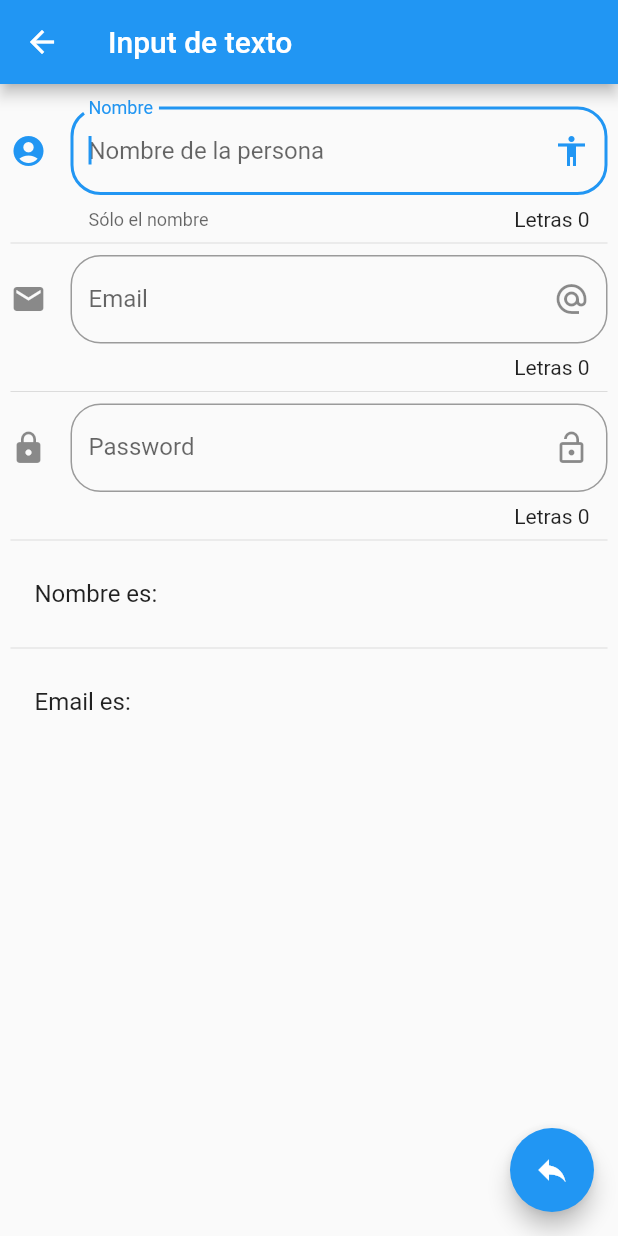
After one commit to evergara/flutter_componentes_app, a Flutter app: the InputPage screen opened by its route, on a phone screen of 412 x 824 dp. The commit adds this screen. Run offline on Flutter 3.47's test engine with Material 2 defaults, Android fonts, the phone set to English and light mode, and no system bars.

Commit message:
Agreagamos input, email, password

```diff
--- /dev/null
+++ b/lib/src/page/Input_page.dart
@@ -0,0 +1,121 @@
+import 'package:flutter/material.dart';
+
+class InputPage extends StatefulWidget {
+  InputPage({Key? key}) : super(key: key);
+
+  @override
+  _InputPageState createState() => _InputPageState();
+}
+
+class _InputPageState extends State<InputPage> {
+  String _nombre = '';
+  String _email = '';
+  String _password = '';
+
+  @override
+  Widget build(BuildContext context) {
+    return Scaffold(
+      appBar: AppBar(
+        title: Text('Input de texto'),
+      ),
+      body: ListView(
+        padding: EdgeInsets.symmetric(horizontal: 7.0, vertical: 15.0),
+        children: [
+          _crearInput(),
+          Divider(),
+          _crearEmail(),
+          Divider(),
+          _crearPassword(),
+          Divider(),
+          _crearPersona(),
+          Divider(),
+          _crearEmailPersona(),
+        ],
+      ),
+      floatingActionButton: FloatingActionButton(
+        child: Icon(Icons.reply),
+        onPressed: () => Navigator.pop(context),
+      ),
+    );
+  }
+
+  Widget _crearInput() {
+    return TextField(
+      autofocus: true,
+      textCapitalization: TextCapitalization.sentences,
+      decoration: InputDecoration(
+        border: OutlineInputBorder(
+          borderRadius: BorderRadius.circular(20.0),
+        ),
+        counter: Text('Letras ${_nombre.length}'),
+        hintText: 'Nombre de la persona',
+        labelText: 'Nombre',
+        helperText: 'Sólo el nombre',
+        suffixIcon: Icon(Icons.accessibility),
+        icon: Icon(Icons.account_circle),
+      ),
+      onChanged: (value) {
+        setState(() {
+          _nombre = value;
+        });
+      },
+    );
+  }
+
+  Widget _crearPersona() {
+    return ListTile(
+      title: Text('Nombre es: $_nombre'),
+    );
+  }
+
+  Widget _crearEmailPersona() {
+    return ListTile(
+      title: Text('Email es: $_email'),
+    );
+  }
+
+  Widget _crearEmail() {
+    return TextField(
+      keyboardType: TextInputType.emailAddress,
+      textCapitalization: TextCapitalization.sentences,
+      decoration: InputDecoration(
+        border: OutlineInputBorder(
+          borderRadius: BorderRadius.circular(20.0),
+        ),
+        counter: Text('Letras ${_email.length}'),
+        hintText: 'Email',
+        labelText: 'Email',
+        suffixIcon: Icon(Icons.alternate_email),
+        icon: Icon(Icons.email),
+      ),
+      onChanged: (value) {
+        setState(() {
+          _email = value;
+        });
+      },
+    );
+  }
+
+  Widget _crearPassword() {
+    return TextField(
+      //keyboardType: TextInputType.password,
+      obscureText: true,
+      textCapitalization: TextCapitalization.sentences,
+      decoration: InputDecoration(
+        border: OutlineInputBorder(
+          borderRadius: BorderRadius.circular(20.0),
+        ),
+        counter: Text('Letras ${_password.length}'),
+        hintText: 'Password',
+        labelText: 'Password',
+        suffixIcon: Icon(Icons.lock_open),
+        icon: Icon(Icons.lock),
+      ),
+      onChanged: (value) {
+        setState(() {
+          _password = value;
+        });
+      },
+    );
+  }
+}
--- a/lib/src/page/animated_container.dart
+++ b/lib/src/page/animated_container.dart
@@ -1,14 +1,14 @@
 import 'package:flutter/material.dart';
 import 'dart:math';
 
-class animatedContainerPage extends StatefulWidget {
-  animatedContainerPage({Key? key}) : super(key: key);
+class AnimatedContainerPage extends StatefulWidget {
+  AnimatedContainerPage({Key? key}) : super(key: key);
 
   @override
-  _animatedContainerPageState createState() => _animatedContainerPageState();
+  _AnimatedContainerPageState createState() => _AnimatedContainerPageState();
 }
 
-class _animatedContainerPageState extends State<animatedContainerPage> {
+class _AnimatedContainerPageState extends State<AnimatedContainerPage> {
   double _width = 50.0;
   double _height = 50.0;
   Color _color = Colors.pink;
--- a/lib/src/route/route.dart
+++ b/lib/src/route/route.dart
@@ -5,6 +5,7 @@ import 'package:componentes_app/src/page/avatar_page.dart';
 import 'package:componentes_app/src/page/alert_page.dart';
 import 'package:componentes_app/src/page/home_page.dart';
 import 'package:componentes_app/src/page/animated_container.dart';
+import 'package:componentes_app/src/page/Input_page.dart';
 
 Map<String, WidgetBuilder> getApplicationRoutes() {
   return <String, WidgetBuilder>{
@@ -12,6 +13,7 @@ Map<String, WidgetBuilder> getApplicationRoutes() {
     'alert': (BuildContext context) => AlertPage(),
     'avatar': (BuildContext context) => AvatarPage(),
     'card': (BuildContext context) => CardPage(),
-    'animatedContainer': (BuildContext context) => animatedContainerPage(),
+    'animatedContainer': (BuildContext context) => AnimatedContainerPage(),
+    'inputs': (BuildContext context) => InputPage(),
   };
 }
--- a/lib/src/utils/util.dart
+++ b/lib/src/utils/util.dart
@@ -4,7 +4,8 @@ final _icons = <String, IconData>{
   'add_alert': Icons.add_alert,
   'accessibility': Icons.accessibility,
   'folder_open': Icons.folder_open,
-  'donut_large': Icons.donut_large
+  'donut_large': Icons.donut_large,
+  'input': Icons.input,
 };
 
 Icon getIcon(String nombreIcono) {
--- a/recursos/data/menu_opts.json
+++ b/recursos/data/menu_opts.json
@@ -20,6 +20,11 @@
             "ruta" : "animatedContainer",
             "icon" : "donut_large",
             "texto": "Container animado"
+        },
+        {
+            "ruta" : "input",
+            "icon" : "input",
+            "texto": "Inputs"
         }
     ]
 }
```
